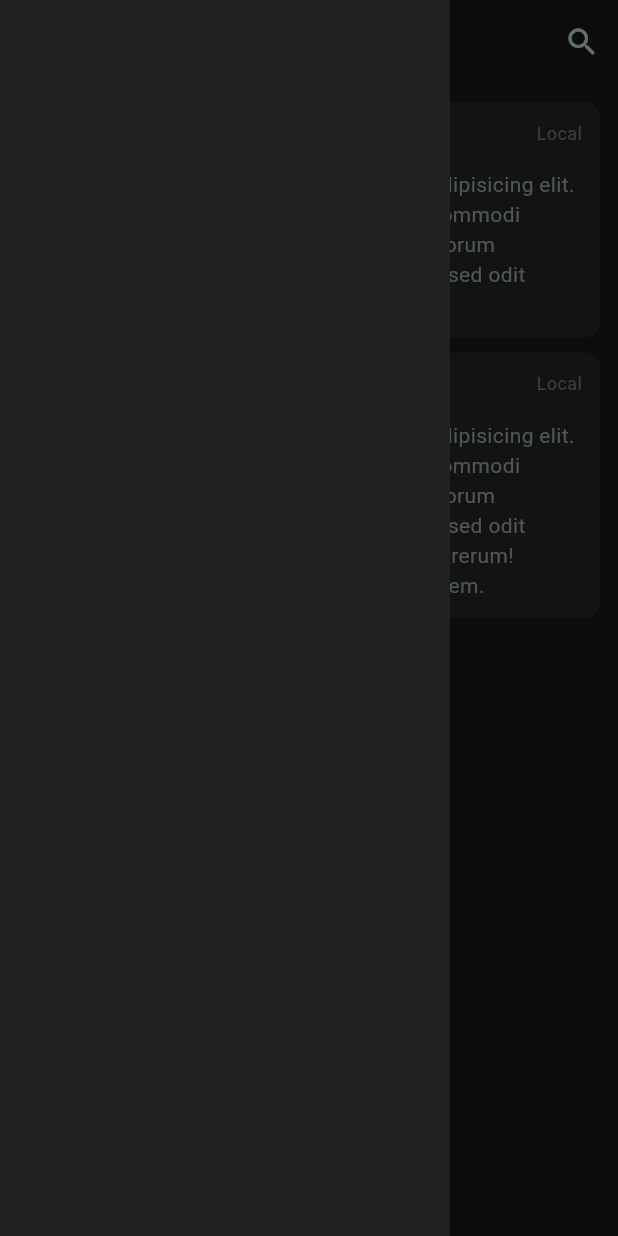
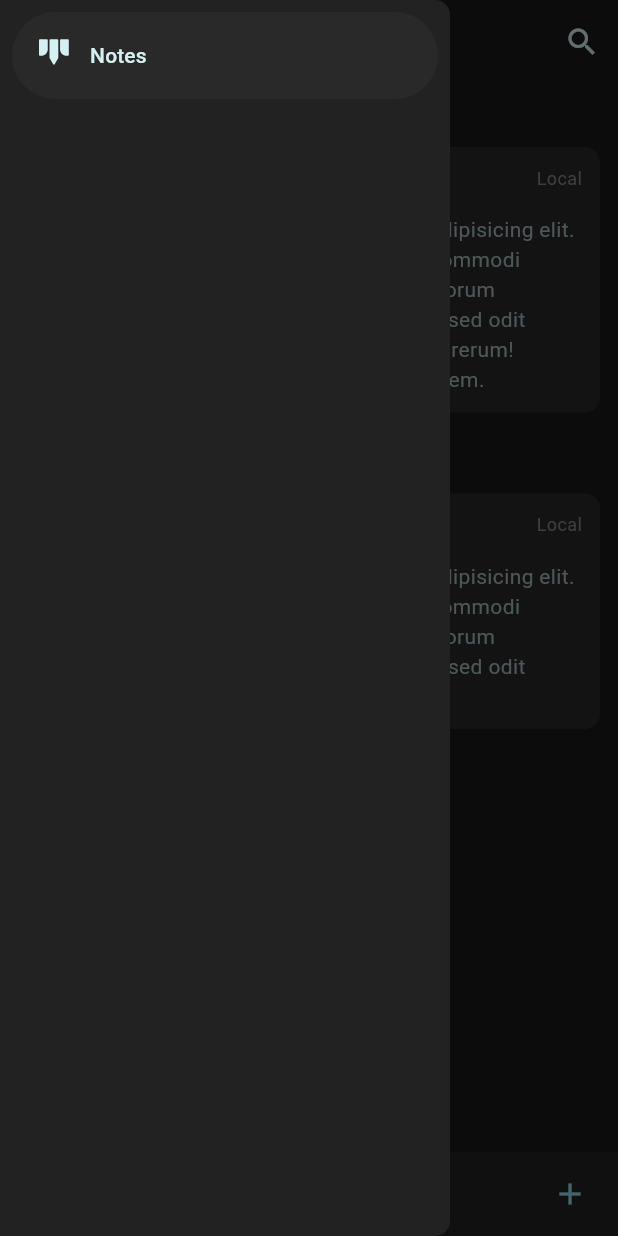
Before and after one commit to airon-main/breeze_memo_responsive, a Flutter app: the screen it shows after launch, with the side drawer open, on a phone screen of 412 x 824 dp. Run offline on Flutter 3.47's test engine with Material 3 defaults, Android fonts, the phone set to English and light mode, and no system bars; our stand-ins replace flutter_svg, get.

Commit message:
style:[AS] UI and Layout of home menu

```diff
--- a/lib/main.dart
+++ b/lib/main.dart
@@ -1,4 +1,5 @@
 import 'package:breeze_memo_responsive/pages/home/home.dart';
+import 'package:breeze_memo_responsive/reusables/color_pallettes/breeze_dark.dart';
 import 'package:flutter/material.dart';
 
 void main() {
@@ -14,7 +15,7 @@ class MyApp extends StatelessWidget {
     return MaterialApp(
       title: 'Flutter Demo',
       theme: ThemeData(
-        colorScheme: ColorScheme.fromSeed(seedColor: Colors.deepPurple),
+        colorScheme: ColorScheme.fromSeed(seedColor: BreezeDark.main),
         useMaterial3: true,
       ),
       home: HomePage(),
--- a/lib/pages/home/home.dart
+++ b/lib/pages/home/home.dart
@@ -1,7 +1,7 @@
 import 'package:breeze_memo_responsive/pages/home/views/phone.dart';
 import 'package:breeze_memo_responsive/pages/home/views/tablet.dart';
 import 'package:breeze_memo_responsive/reusables/color_pallettes/breeze_dark.dart';
-import 'package:breeze_memo_responsive/reusables/components/home.dart';
+import 'package:breeze_memo_responsive/reusables/components/notes.dart';
 import 'package:breeze_memo_responsive/reusables/extension/gap.dart';
 import 'package:flutter/material.dart';
 import 'package:get/get.dart';
--- a/lib/pages/home/views/phone.dart
+++ b/lib/pages/home/views/phone.dart
@@ -1,7 +1,9 @@
 import 'package:breeze_memo_responsive/reusables/color_pallettes/breeze_dark.dart';
-import 'package:breeze_memo_responsive/reusables/components/home.dart';
+import 'package:breeze_memo_responsive/reusables/components/buttons.dart';
+import 'package:breeze_memo_responsive/reusables/components/notes.dart';
 import 'package:breeze_memo_responsive/reusables/extension/gap.dart';
 import 'package:flutter/material.dart';
+import 'package:flutter_svg/flutter_svg.dart';
 
 class HomePhone extends StatelessWidget {
   const HomePhone({super.key});
@@ -10,8 +12,19 @@ class HomePhone extends StatelessWidget {
   Widget build(BuildContext context) {
     return Scaffold(
       drawer: Container(
-        color: BreezeDark.carddark,
+        decoration: BoxDecoration(
+          color: BreezeDark.carddark,
+          borderRadius:
+              const BorderRadius.horizontal(right: Radius.circular(10)),
+        ),
+        padding: const EdgeInsets.all(8),
         width: 300,
+        child: const SafeArea(
+            child: Column(
+          children: [
+            IconTextButton(),
+          ],
+        )),
       ),
       appBar: AppBar(
         backgroundColor: BreezeDark.background,
@@ -25,15 +38,55 @@ class HomePhone extends StatelessWidget {
         ],
       ),
       body: Container(
-        padding: const EdgeInsets.all(12),
         color: BreezeDark.background,
-        child: ListView(
-          children: const [
-            MyNoteVertical(
-                text:
-                    "Lorem ipsum dolor sit amet consectetur adipisicing elit. Maxime mollitia, molestiae quas vel sint commodi repudiandae consequuntur voluptatum laborum numquam blanditiis harum quisquam eius sed odit fugiat iusto fuga praesentium optio"),
-            MyNoteVertical(),
-          ].withSpaceBetween(height: 10),
+        child: const Column(
+          mainAxisSize: MainAxisSize.max,
+          children: [
+            LabeledListview(label: "Pinned", children: [
+              MyNoteVertical(),
+            ]),
+            LabeledListview(label: "Others", children: [
+              MyNoteVertical(
+                  text:
+                      "Lorem ipsum dolor sit amet consectetur adipisicing elit. Maxime mollitia, molestiae quas vel sint commodi repudiandae consequuntur voluptatum laborum numquam blanditiis harum quisquam eius sed odit fugiat iusto fuga praesentium optio"),
+            ])
+          ],
+        ),
+      ),
+      bottomNavigationBar: Container(
+        color: BreezeDark.carddark,
+        padding: const EdgeInsets.symmetric(vertical: 4, horizontal: 8),
+        child: IconTheme(
+          data: IconThemeData(color: Theme.of(context).colorScheme.onPrimary),
+          child: Row(
+            children: <Widget>[
+              IconButton(
+                tooltip: 'Open navigation menu',
+                color: BreezeDark.white,
+                icon: const Icon(Icons.check_box_outlined),
+                onPressed: () {},
+              ),
+              IconButton(
+                tooltip: 'Search',
+                color: BreezeDark.white,
+                icon: const Icon(Icons.image_outlined),
+                onPressed: () {},
+              ),
+              IconButton(
+                tooltip: 'Favorite',
+                color: BreezeDark.white,
+                icon: const Icon(Icons.people_alt_outlined),
+                onPressed: () {},
+              ),
+              const Spacer(),
+              IconButton(
+                tooltip: 'Favorite',
+                color: BreezeDark.main,
+                icon: const Icon(Icons.add),
+                onPressed: () {},
+              ),
+            ],
+          ),
         ),
       ),
     );
--- a/lib/pages/home/views/tablet.dart
+++ b/lib/pages/home/views/tablet.dart
@@ -1,5 +1,5 @@
 import 'package:breeze_memo_responsive/reusables/color_pallettes/breeze_dark.dart';
-import 'package:breeze_memo_responsive/reusables/components/home.dart';
+import 'package:breeze_memo_responsive/reusables/components/notes.dart';
 import 'package:breeze_memo_responsive/reusables/extension/gap.dart';
 import 'package:flutter/material.dart';
 
--- /dev/null
+++ b/lib/reusables/components/buttons.dart
@@ -0,0 +1,28 @@
+import 'package:breeze_memo_responsive/reusables/color_pallettes/breeze_dark.dart';
+import 'package:breeze_memo_responsive/reusables/extension/gap.dart';
+import 'package:flutter/material.dart';
+import 'package:flutter_svg/flutter_svg.dart';
+
+class IconTextButton extends StatelessWidget {
+  const IconTextButton({super.key});
+
+  @override
+  Widget build(BuildContext context) {
+    return TextButton(
+              onPressed: () {},
+              style: TextButton.styleFrom(
+                shape: RoundedRectangleBorder(
+                    borderRadius: BorderRadius.circular(1000)),
+                padding: const EdgeInsets.all(14),
+                backgroundColor: BreezeDark.card,
+                foregroundColor: BreezeDark.white,
+              ),
+              child: Row(
+                children: [
+                  SvgPicture.asset("assets/icons/final_light.svg"),
+                  const Text("Notes")
+                ].withSpaceBetween(width: 10),
+              ),
+            );
+  }
+}
--- a/lib/reusables/components/home.dart
+++ b/lib/reusables/components/notes.dart
@@ -1,4 +1,5 @@
 import 'package:breeze_memo_responsive/reusables/color_pallettes/breeze_dark.dart';
+import 'package:breeze_memo_responsive/reusables/extension/gap.dart';
 import 'package:flutter/material.dart';
 
 class MyNoteVertical extends StatelessWidget {
@@ -32,7 +33,8 @@ class MyNoteVertical extends StatelessWidget {
           ),
           const SizedBox(height: 10),
           Text(
-            text ?? "Lorem ipsum dolor sit amet consectetur adipisicing elit. Maxime mollitia, molestiae quas vel sint commodi repudiandae consequuntur voluptatum laborum numquam blanditiis harum quisquam eius sed odit fugiat iusto fuga praesentium optio, eaque rerum! Provident similique accusantium nemo autem.",
+            text ??
+                "Lorem ipsum dolor sit amet consectetur adipisicing elit. Maxime mollitia, molestiae quas vel sint commodi repudiandae consequuntur voluptatum laborum numquam blanditiis harum quisquam eius sed odit fugiat iusto fuga praesentium optio, eaque rerum! Provident similique accusantium nemo autem.",
             style: TextStyle(color: BreezeDark.semiwhite),
           ),
         ],
@@ -87,3 +89,33 @@ class MyNoteHorizontal extends StatelessWidget {
     );
   }
 }
+
+class LabeledListview extends StatelessWidget {
+  const LabeledListview(
+      {super.key, required this.children, required this.label});
+
+  final List<Widget> children;
+  final String label;
+
+  @override
+  Widget build(BuildContext context) {
+    return Container(
+      padding: const EdgeInsets.all(12),
+      color: BreezeDark.background,
+      child: Column(
+        crossAxisAlignment: CrossAxisAlignment.start,
+        children: [
+          Text(
+            label,
+            style: TextStyle(color: BreezeDark.disabled),
+          ),
+          ListView(
+            shrinkWrap: true,
+            physics: const NeverScrollableScrollPhysics(),
+            children: children.withSpaceBetween(height: 10),
+          ),
+        ].withSpaceBetween(height: 10),
+      ),
+    );
+  }
+}
--- a/pubspec.yaml
+++ b/pubspec.yaml
@@ -36,6 +36,7 @@ dependencies:
   # Use with the CupertinoIcons class for iOS style icons.
   cupertino_icons: ^1.0.2
   get:
+  flutter_svg: ^2.0.9
 
 dev_dependencies:
   flutter_test:
@@ -60,8 +61,8 @@ flutter:
   uses-material-design: true
 
   # To add assets to your application, add an assets section, like this:
-  # assets:
-  #   - images/a_dot_burr.jpeg
+  assets:
+    - assets/icons/
   #   - images/a_dot_ham.jpeg
 
   # An image asset can refer to one or more resolution-specific "variants", see
```
Also changed, not shown: assets/icons/final_light.svg (added), pubspec.lock.
